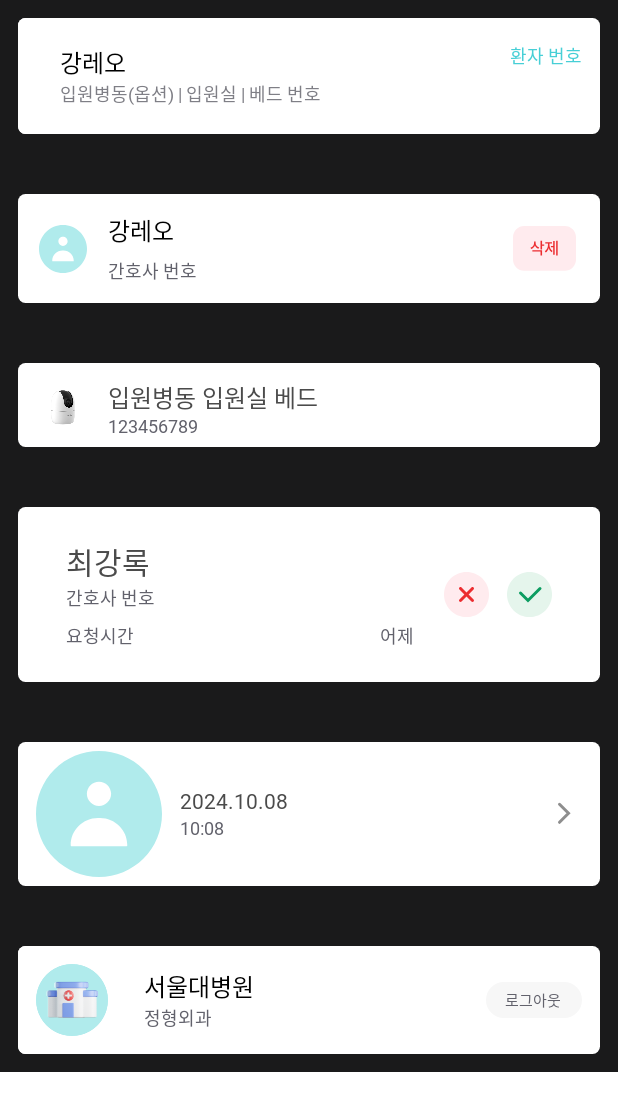
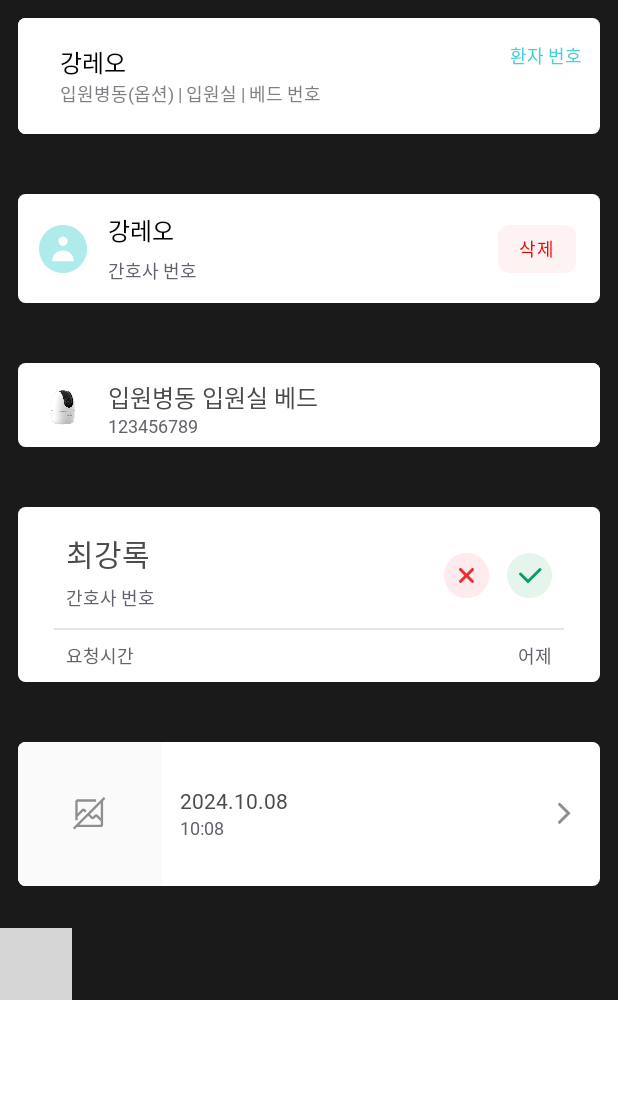
Before and after one commit to SSU-Capstone-Aurora/CareVision-Android, an Android app built with Jetpack Compose: the @Preview function AdminPatientListItemPreview, on a phone screen of 412 x 824 dp. Shown: the top 1111 px of the screen. Run offline under Robolectric (Android 15) with nearby library versions, the phone set to English and light mode, and no system bars; pictures from the network do not load; Roboto replaces fonts that are not available here; 1 statement that could not run was skipped; grey boxes are pictures that could not be loaded.

Commit message:
feat: #17 관리자 요청 페이지 관련 component 수정

```diff
--- a/app/src/main/java/com/aurora/carevision/core/component/CVListItem.kt
+++ b/app/src/main/java/com/aurora/carevision/core/component/CVListItem.kt
@@ -1,5 +1,6 @@
 package com.aurora.carevision.core.component
 
+import android.provider.CalendarContract.Colors
 import androidx.compose.foundation.Image
 import androidx.compose.foundation.background
 import androidx.compose.foundation.clickable
@@ -31,6 +32,7 @@ import androidx.compose.ui.text.style.TextOverflow
 import androidx.compose.ui.tooling.preview.Preview
 import androidx.compose.ui.unit.dp
 import androidx.compose.ui.unit.sp
+import coil3.compose.AsyncImage
 import com.aurora.carevision.R
 import com.aurora.carevision.app.ui.theme.Black
 import com.aurora.carevision.app.ui.theme.CVTheme
@@ -42,6 +44,7 @@ import com.aurora.carevision.app.ui.theme.Gray600
 import com.aurora.carevision.app.ui.theme.Primary200
 import com.aurora.carevision.app.ui.theme.Primary500
 import com.aurora.carevision.app.ui.theme.Primary700
+import com.aurora.carevision.app.ui.theme.Red100
 import com.aurora.carevision.app.ui.theme.White
 
 @Composable
@@ -151,20 +154,41 @@ fun AdminNurseListItem(
             )
         }
 
+//        Box(
+//            modifier = Modifier
+//                .padding( end=16.dp)
+//                .background(Color.Red)
+//        ) {
+//            Image(
+//                imageVector = ImageVector.vectorResource(id = R.drawable.ic_listdeletebutton_45x32),
+//                contentDescription = "Delete Icon",
+//                modifier = Modifier
+//                    .size(58.dp)
+//                    .padding(end = 16.dp)
+//                    .background(White)
+//                    .clickable(onClick = onDeleteClick),
+//            )
+//        }
         Box(
+            contentAlignment = Alignment.Center,
             modifier = Modifier
+                .width(68.dp)
+                .height(32.dp)
+                .padding(end = 16.dp)
+                .background(Red100, shape = RoundedCornerShape(8.dp))
+                .clickable(onClick = onDeleteClick)
         ) {
-            Image(
-                imageVector = ImageVector.vectorResource(id = R.drawable.ic_listdeletebutton_45x32),
-                contentDescription = "Delete Icon",
+            Text(
+                text = "삭제",
+                color = Color.Red,
+                fontSize = 12.sp,
                 modifier = Modifier
-                    .size(58.dp)
-                    .padding(end = 16.dp)
-                    .background(White)
-                    .clickable(onClick = onDeleteClick),
+                    .padding(4.dp)
             )
         }
+
     }
+
 }
 
 @Composable
@@ -220,6 +244,96 @@ fun AdminCameraListItem(
     }
 }
 
+//@Composable
+//fun AdminRequestItem(
+//    nurseRequestName: String,
+//    nurseId: String,
+//    requestTime: String,
+//    onAcceptClick: () -> Unit = {},
+//    onRejectClick: () -> Unit = {},
+//    modifier: Modifier = Modifier
+//) {
+//    Row(
+//        modifier = modifier
+//            .fillMaxWidth()
+//            .padding(12.dp)
+//            .clip(RoundedCornerShape(5.dp))
+//            .background(White),
+//        verticalAlignment = Alignment.CenterVertically,
+//        horizontalArrangement = Arrangement.SpaceBetween
+//    ) {
+//        Column(
+//            modifier = Modifier
+//                .weight(1f)
+//                .padding(horizontal = 20.dp, vertical = 16.dp),
+//            verticalArrangement = Arrangement.Center
+//        ) {
+//            Text(
+//                text = nurseRequestName,
+//                style = CVTheme.typography.headingSecondary,
+//                color = Gray600,
+//                modifier = Modifier
+//                    .fillMaxWidth()
+//                    .padding(start = 12.dp, top = 5.dp)
+//            )
+//
+//            Text(
+//                text = nurseId,
+//                style = CVTheme.typography.captionImportance,
+//                color = Gray500,
+//                maxLines = 1,
+//                overflow = TextOverflow.Ellipsis,
+//                modifier = modifier
+//                    .padding(start = 12.dp, bottom = 5.dp)
+//            )
+//
+//            Spacer(modifier = Modifier
+//                .height(1.dp)
+//                .background(Gray200))
+//
+//            Row(
+//                modifier = Modifier.fillMaxWidth(),
+//                horizontalArrangement = Arrangement.SpaceBetween
+//            ) {
+//                Text(
+//                    text = "요청시간",
+//                    style = CVTheme.typography.captionImportance,
+//                    color = Gray500,
+//                    maxLines = 1,
+//                    overflow = TextOverflow.Ellipsis,
+//                    modifier = modifier
+//                        .padding(start = 12.dp, bottom = 5.dp)
+//                )
+//
+//                Text(
+//                    text = requestTime,
+//                    style = CVTheme.typography.captionImportance,
+//                    color = Gray500,
+//                    maxLines = 1,
+//                    overflow = TextOverflow.Ellipsis,
+//                    modifier = modifier
+//                        .padding(start = 12.dp, bottom = 5.dp)
+//                )
+//            }
+//
+//        }
+//
+//        Row(
+//            modifier = Modifier.padding(end = 20.dp)
+//        ) {
+//            Image(
+//                imageVector = ImageVector.vectorResource(id = R.drawable.ic_nurserequest_reject_30x30),
+//                contentDescription = "Reject Icon",
+//                modifier = Modifier.padding(end = 12.dp)
+//            )
+//            Image(
+//                imageVector = ImageVector.vectorResource(id = R.drawable.ic_nurserequest_accept_30x30),
+//                contentDescription = "Accept Icon",
+//                modifier = Modifier.padding(end = 12.dp)
+//            )
+//        }
+//    }
+//}
 @Composable
 fun AdminRequestItem(
     nurseRequestName: String,
@@ -227,50 +341,75 @@ fun AdminRequestItem(
     requestTime: String,
     onAcceptClick: () -> Unit = {},
     onRejectClick: () -> Unit = {},
-//    rejectIcon: Int = R.drawable.ic_nurserequest_reject_30x30,
-//    acceptIcon: Int = R.drawable.ic_nurserequest_accept_30x30,
     modifier: Modifier = Modifier
 ) {
-    Row(
+    Column(
         modifier = modifier
             .fillMaxWidth()
             .padding(12.dp)
             .clip(RoundedCornerShape(5.dp))
-            .background(White),
+            .background(White)
+    ) {
+        Row(
+            modifier = Modifier
+                .fillMaxWidth()
+                //.padding(horizontal = 20.dp, vertical = 8.dp),
+                .padding(top = 16.dp, start = 20.dp, end = 20.dp, bottom = 5.dp),
             verticalAlignment = Alignment.CenterVertically,
             horizontalArrangement = Arrangement.SpaceBetween
         ) {
-        Column(
-            modifier = Modifier
-                .weight(1f)
-                .padding(horizontal = 20.dp, vertical = 16.dp),
-            verticalArrangement = Arrangement.Center
-        ) {
+            Column(modifier = Modifier.weight(1f)) {
                 Text(
                     text = nurseRequestName,
                     style = CVTheme.typography.headingSecondary,
                     color = Gray600,
-                modifier = Modifier
-                    .fillMaxWidth()
-                    .padding(start = 12.dp, top = 5.dp)
+                    modifier = Modifier.padding(start = 12.dp, top = 0.dp)
                 )
-
                 Text(
                     text = nurseId,
                     style = CVTheme.typography.captionImportance,
                     color = Gray500,
                     maxLines = 1,
                     overflow = TextOverflow.Ellipsis,
-                modifier = modifier
-                    .padding(start = 12.dp, bottom = 5.dp)
+                    modifier = Modifier.padding(top = 5.dp, start = 12.dp, bottom = 5.dp)
                 )
-
-            Spacer(modifier = Modifier
-                .height(1.dp)
-                .background(Gray200))
+            }
 
             Row(
-                modifier = Modifier.fillMaxWidth(),
+                modifier = Modifier.padding(end = 12.dp)
+            ) {
+                Image(
+                    imageVector = ImageVector.vectorResource(id = R.drawable.ic_nurserequest_reject_30x30),
+                    contentDescription = "Reject Icon",
+                    modifier = Modifier
+                        .padding(end = 12.dp)
+                        .clickable(onClick = onRejectClick)
+                )
+                Image(
+                    imageVector = ImageVector.vectorResource(id = R.drawable.ic_nurserequest_accept_30x30),
+                    contentDescription = "Accept Icon",
+                    modifier = Modifier
+                        .padding(end = 0.dp)
+                        .clickable(onClick = onAcceptClick)
+                )
+            }
+        }
+        Box(
+            modifier= Modifier
+                .fillMaxWidth()
+                .padding(horizontal = 24.dp)
+        ) {
+            Spacer(
+                modifier = Modifier
+                    .fillMaxWidth()
+                    .height(1.dp)
+                    .background(Gray200)
+            )
+        }
+        Row(
+            modifier = Modifier
+                .fillMaxWidth()
+                .padding(horizontal = 20.dp, vertical = 8.dp),
             horizontalArrangement = Arrangement.SpaceBetween
         ) {
             Text(
@@ -279,8 +418,7 @@ fun AdminRequestItem(
                 color = Gray500,
                 maxLines = 1,
                 overflow = TextOverflow.Ellipsis,
-                    modifier = modifier
-                        .padding(start = 12.dp, bottom = 5.dp)
+                modifier = Modifier.padding(start = 12.dp)
             )
 
             Text(
@@ -289,26 +427,6 @@ fun AdminRequestItem(
                 color = Gray500,
                 maxLines = 1,
                 overflow = TextOverflow.Ellipsis,
-                    modifier = modifier
-                        .padding(start = 12.dp, bottom = 5.dp)
-                )
-            }
-
-        }
-
-        Row(
-            modifier = Modifier.padding(end = 20.dp)
-        ) {
-            // x버튼
-            Image(
-                imageVector = ImageVector.vectorResource(id = R.drawable.ic_nurserequest_reject_30x30),
-                contentDescription = "Reject Icon",
-                modifier = Modifier.padding(end = 12.dp)
-            )
-            // 체크 버튼
-            Image(
-                imageVector = ImageVector.vectorResource(id = R.drawable.ic_nurserequest_accept_30x30),
-                contentDescription = "Accept Icon",
                 modifier = Modifier.padding(end = 12.dp)
             )
         }
@@ -331,13 +449,14 @@ fun AdminVideoListItem(
             .background(White),
         verticalAlignment = Alignment.CenterVertically,
     ) {
-        Image(
-            painter = painterResource(id = R.drawable.ic_profile_frame_32), //imageUrl
-            contentDescription = "Video Icon",
-            modifier = Modifier
-                .size(96.dp)
-                .padding(start = 12.dp)
+        AsyncImage(
+            model = imageUrl,
+            contentDescription = "Video Thumbnail",
+            modifier = Modifier.size(96.dp),
+            placeholder = painterResource(id = R.drawable.image_card_default), // 로딩 중에 보일 이미지
+            error = painterResource(id = R.drawable.image_card_default) // 로드 실패 시 보일 이미지
         )
+
         Column(
             modifier = Modifier
                 .weight(1f)
@@ -377,77 +496,6 @@ fun AdminVideoListItem(
     }
 }
 
-@Composable
-fun AdminHospitalListItem(
-    hospitalName: String,
-    hospitalId: String,
-    modifier: Modifier = Modifier,
-    profileIcon: Int = R.drawable.ic_hopital_icon,
-    onDeleteClick: () -> Unit = {}
-) {
-    Row(
-        modifier = modifier
-            .fillMaxWidth()
-            .padding(vertical = 12.dp, horizontal = 12.dp)
-            .clip(RoundedCornerShape(5.dp))
-            .background(White),
-        verticalAlignment = Alignment.CenterVertically,
-    ) {
-        Image(
-            painter = painterResource(id = profileIcon),
-            contentDescription = "Profile Icon",
-            modifier = Modifier
-                .background(White)
-                .size(72.dp)
-                .padding(top = 12.dp, bottom = 12.dp)
-        )
-        Column(
-            modifier = Modifier
-                .fillMaxWidth()
-                .background(White)
-                .padding(end = 16.dp)
-                .weight(1f),
-            verticalArrangement = Arrangement.Center,
-            horizontalAlignment = Alignment.Start
-        ) {
-            Text(
-                text = hospitalName,
-                style = CVTheme.typography.textBody1Importance,
-                color = Color.Black,
-                modifier = Modifier.padding(start = 12.dp)
-            )
-
-            Text(
-                text = hospitalId,
-                style = CVTheme.typography.captionImportance,
-                color = Gray500,
-                modifier = Modifier.padding(start = 12.dp)
-            )
-        }
-        Box() {
-            Button(
-                onClick = {},
-                modifier = Modifier
-                    .width(76.dp)
-                    .height(24.dp)
-                    .padding(end = 12.dp),
-
-                colors = ButtonDefaults.buttonColors(Gray100),
-                shape = RoundedCornerShape(16.dp),
-                contentPadding = PaddingValues(0.dp)
-            ){
-                Text(text = "로그아웃",
-                    fontSize = 10.sp,
-                    color = Gray500,
-                    modifier=Modifier.padding(0.dp)
-
-                )
-            }
-        }
-    }
-}
-
-
 @Preview
 @Composable
 fun AdminPatientListItemPreview() {
@@ -482,7 +530,7 @@ fun AdminPatientListItemPreview() {
             )
             AdminHospitalListItem(
                 hospitalName = "서울대병원",
-                hospitalId = "정형외과"
+                hospitalDepartment = "정형외과"
 
             )
         }
--- a/app/src/main/java/com/aurora/carevision/core/component/CVSearchBar.kt
+++ b/app/src/main/java/com/aurora/carevision/core/component/CVSearchBar.kt
@@ -129,7 +129,11 @@ fun CVTailIconSearchBar(
             .border(1.dp, Gray300, RoundedCornerShape(10.dp))
             .padding(16.dp)
             .focusRequester(focusRequester)
-            .onFocusChanged { focusState ->focusState.isFocused},
+            .onFocusChanged { focusState ->
+                if (focusState.isFocused) {
+                    focusRequester.requestFocus()
+                }
+            },
 
         singleLine = true,
         textStyle = CVTheme.typography.textBody1Medium.copy(color = Gray500),
--- a/app/src/main/java/com/aurora/carevision/core/component/CVTopAppBar.kt
+++ b/app/src/main/java/com/aurora/carevision/core/component/CVTopAppBar.kt
@@ -35,10 +35,9 @@ fun TopAppBarLeft(
         modifier = Modifier
             .fillMaxWidth()
             .background(White)
-            .padding(vertical = 16.dp)
     ) {
         Box(
-            modifier = Modifier.fillMaxWidth(),
+            modifier = Modifier.fillMaxWidth().padding(16.dp),
         ) {
             Image(
                 painter = painterResource(id = R.drawable.ic_topappbar_leftbutton_24),
@@ -68,10 +67,9 @@ fun TopAppBarRight(
         modifier = Modifier
             .fillMaxWidth()
             .background(White)
-            .padding(vertical = 16.dp)
     ) {
         Box(
-            modifier = Modifier.fillMaxWidth(),
+            modifier = Modifier.fillMaxWidth().padding(16.dp),
             ) {
             Image(
                 painter = painterResource(id = R.drawable.ic_topappbar_rightbutton_24),
```
Lines whose indentation alone changed are shown as unchanged.
